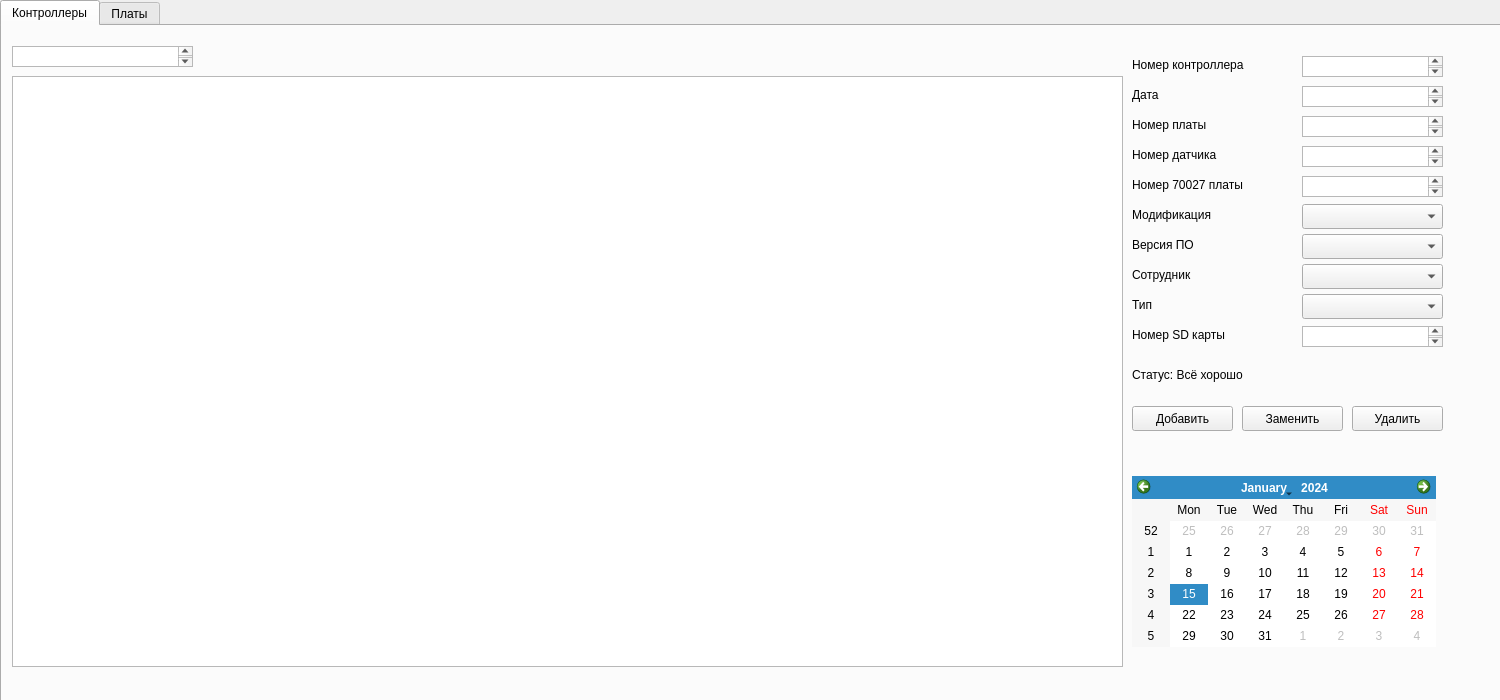
The window that administrator.ui (Yojisks/Yojisks) describes before a commit, drawn with Qt 5.
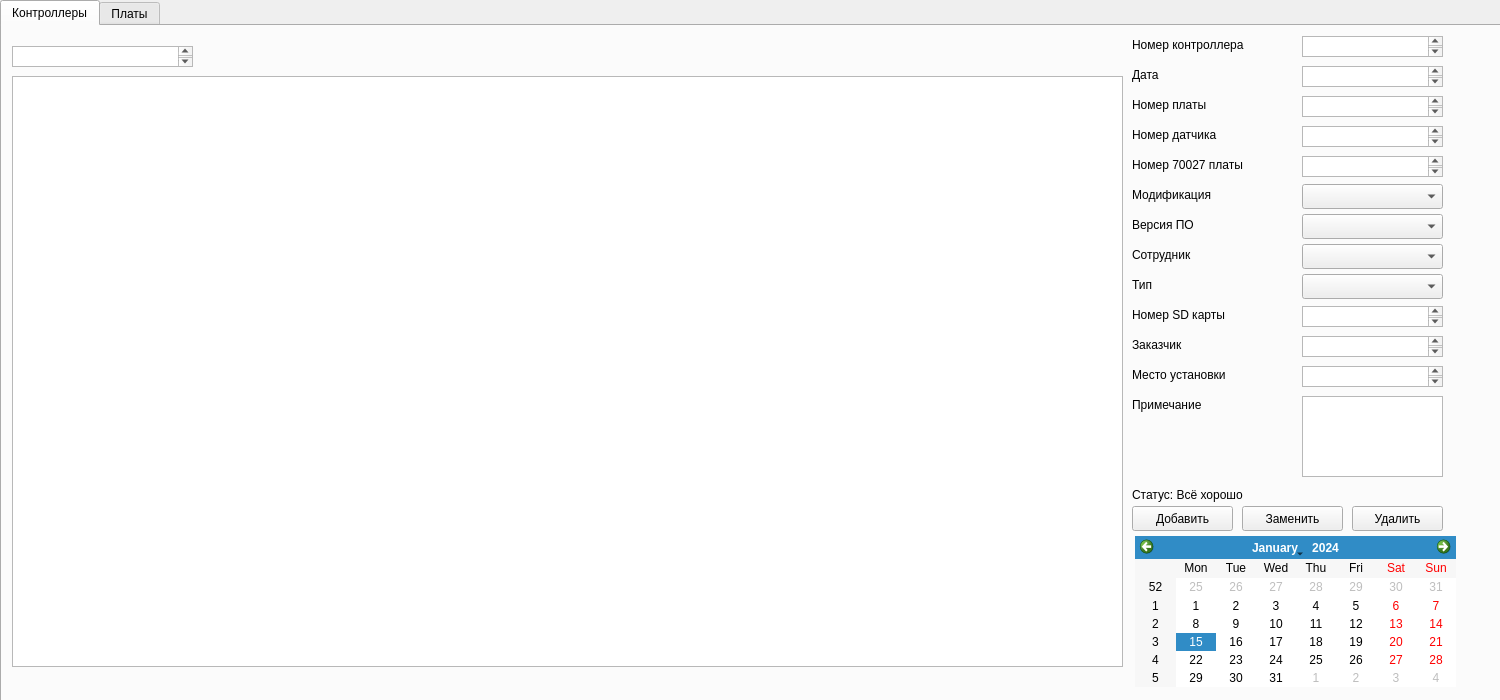
The same window after the commit.

Commit message: Добавлены новые поля из БД

What changed in the file:
```diff
--- a/administrator.ui
+++ b/administrator.ui
@@ -79,7 +79,7 @@
      <property name="geometry">
       <rect>
        <x>1300</x>
-       <y>208</y>
+       <y>188</y>
        <width>141</width>
        <height>25</height>
       </rect>
@@ -89,7 +89,7 @@
      <property name="geometry">
       <rect>
        <x>1300</x>
-       <y>268</y>
+       <y>248</y>
        <width>141</width>
        <height>25</height>
       </rect>
@@ -99,7 +99,7 @@
      <property name="geometry">
       <rect>
        <x>1300</x>
-       <y>178</y>
+       <y>158</y>
        <width>141</width>
        <height>25</height>
       </rect>
@@ -109,7 +109,7 @@
      <property name="geometry">
       <rect>
        <x>1300</x>
-       <y>238</y>
+       <y>218</y>
        <width>141</width>
        <height>25</height>
       </rect>
@@ -119,7 +119,7 @@
      <property name="geometry">
       <rect>
        <x>1300</x>
-       <y>60</y>
+       <y>40</y>
        <width>141</width>
        <height>21</height>
       </rect>
@@ -132,7 +132,7 @@
      <property name="geometry">
       <rect>
        <x>1300</x>
-       <y>30</y>
+       <y>10</y>
        <width>141</width>
        <height>21</height>
       </rect>
@@ -145,7 +145,7 @@
      <property name="geometry">
       <rect>
        <x>1300</x>
-       <y>90</y>
+       <y>70</y>
        <width>141</width>
        <height>21</height>
       </rect>
@@ -158,7 +158,7 @@
      <property name="geometry">
       <rect>
        <x>1300</x>
-       <y>120</y>
+       <y>100</y>
        <width>141</width>
        <height>21</height>
       </rect>
@@ -171,7 +171,7 @@
      <property name="geometry">
       <rect>
        <x>1300</x>
-       <y>150</y>
+       <y>130</y>
        <width>141</width>
        <height>21</height>
       </rect>
@@ -184,7 +184,7 @@
      <property name="geometry">
       <rect>
        <x>1300</x>
-       <y>300</y>
+       <y>280</y>
        <width>141</width>
        <height>21</height>
       </rect>
@@ -197,7 +197,7 @@
      <property name="geometry">
       <rect>
        <x>1130</x>
-       <y>30</y>
+       <y>10</y>
        <width>131</width>
        <height>17</height>
       </rect>
@@ -210,7 +210,7 @@
      <property name="geometry">
       <rect>
        <x>1130</x>
-       <y>60</y>
+       <y>40</y>
        <width>131</width>
        <height>17</height>
       </rect>
@@ -223,7 +223,7 @@
      <property name="geometry">
       <rect>
        <x>1130</x>
-       <y>90</y>
+       <y>70</y>
        <width>131</width>
        <height>17</height>
       </rect>
@@ -236,7 +236,7 @@
      <property name="geometry">
       <rect>
        <x>1130</x>
-       <y>120</y>
+       <y>100</y>
        <width>131</width>
        <height>17</height>
       </rect>
@@ -249,7 +249,7 @@
      <property name="geometry">
       <rect>
        <x>1130</x>
-       <y>150</y>
+       <y>130</y>
        <width>131</width>
        <height>17</height>
       </rect>
@@ -262,7 +262,7 @@
      <property name="geometry">
       <rect>
        <x>1130</x>
-       <y>180</y>
+       <y>160</y>
        <width>131</width>
        <height>17</height>
       </rect>
@@ -275,7 +275,7 @@
      <property name="geometry">
       <rect>
        <x>1130</x>
-       <y>210</y>
+       <y>190</y>
        <width>131</width>
        <height>17</height>
       </rect>
@@ -288,7 +288,7 @@
      <property name="geometry">
       <rect>
        <x>1130</x>
-       <y>240</y>
+       <y>220</y>
        <width>131</width>
        <height>17</height>
       </rect>
@@ -301,7 +301,7 @@
      <property name="geometry">
       <rect>
        <x>1130</x>
-       <y>270</y>
+       <y>250</y>
        <width>131</width>
        <height>17</height>
       </rect>
@@ -314,7 +314,7 @@
      <property name="geometry">
       <rect>
        <x>1130</x>
-       <y>300</y>
+       <y>280</y>
        <width>131</width>
        <height>17</height>
       </rect>
@@ -327,7 +327,7 @@
      <property name="geometry">
       <rect>
        <x>1130</x>
-       <y>340</y>
+       <y>460</y>
        <width>311</width>
        <height>17</height>
       </rect>
@@ -340,7 +340,7 @@
      <property name="geometry">
       <rect>
        <x>1130</x>
-       <y>380</y>
+       <y>480</y>
        <width>101</width>
        <height>25</height>
       </rect>
@@ -353,7 +353,7 @@
      <property name="geometry">
       <rect>
        <x>1240</x>
-       <y>380</y>
+       <y>480</y>
        <width>101</width>
        <height>25</height>
       </rect>
@@ -366,7 +366,7 @@
      <property name="geometry">
       <rect>
        <x>1350</x>
-       <y>380</y>
+       <y>480</y>
        <width>91</width>
        <height>25</height>
       </rect>
@@ -399,11 +399,89 @@
     <widget class="QCalendarWidget" name="calendarWidget">
      <property name="geometry">
       <rect>
+       <x>1133</x>
+       <y>510</y>
+       <width>321</width>
+       <height>151</height>
+      </rect>
+     </property>
+    </widget>
+    <widget class="QTextEdit" name="textEditClient">
+     <property name="geometry">
+      <rect>
+       <x>1300</x>
+       <y>310</y>
+       <width>141</width>
+       <height>21</height>
+      </rect>
+     </property>
+     <property name="tabChangesFocus">
+      <bool>true</bool>
+     </property>
+    </widget>
+    <widget class="QTextEdit" name="textEditSetupPlace">
+     <property name="geometry">
+      <rect>
+       <x>1300</x>
+       <y>340</y>
+       <width>141</width>
+       <height>21</height>
+      </rect>
+     </property>
+     <property name="tabChangesFocus">
+      <bool>true</bool>
+     </property>
+    </widget>
+    <widget class="QTextEdit" name="textEditReason">
+     <property name="geometry">
+      <rect>
+       <x>1300</x>
+       <y>370</y>
+       <width>141</width>
+       <height>81</height>
+      </rect>
+     </property>
+     <property name="tabChangesFocus">
+      <bool>true</bool>
+     </property>
+    </widget>
+    <widget class="QLabel" name="labeClient">
+     <property name="geometry">
+      <rect>
        <x>1130</x>
-       <y>450</y>
-       <width>304</width>
-       <height>171</height>
+       <y>310</y>
+       <width>131</width>
+       <height>17</height>
       </rect>
+     </property>
+     <property name="text">
+      <string>Заказчик</string>
+     </property>
+    </widget>
+    <widget class="QLabel" name="labelSetupPlace">
+     <property name="geometry">
+      <rect>
+       <x>1130</x>
+       <y>340</y>
+       <width>131</width>
+       <height>17</height>
+      </rect>
+     </property>
+     <property name="text">
+      <string>Место установки</string>
+     </property>
+    </widget>
+    <widget class="QLabel" name="labelReason">
+     <property name="geometry">
+      <rect>
+       <x>1130</x>
+       <y>370</y>
+       <width>131</width>
+       <height>17</height>
+      </rect>
+     </property>
+     <property name="text">
+      <string>Примечание</string>
      </property>
     </widget>
    </widget>
```
The commit also changes 1 other file.
